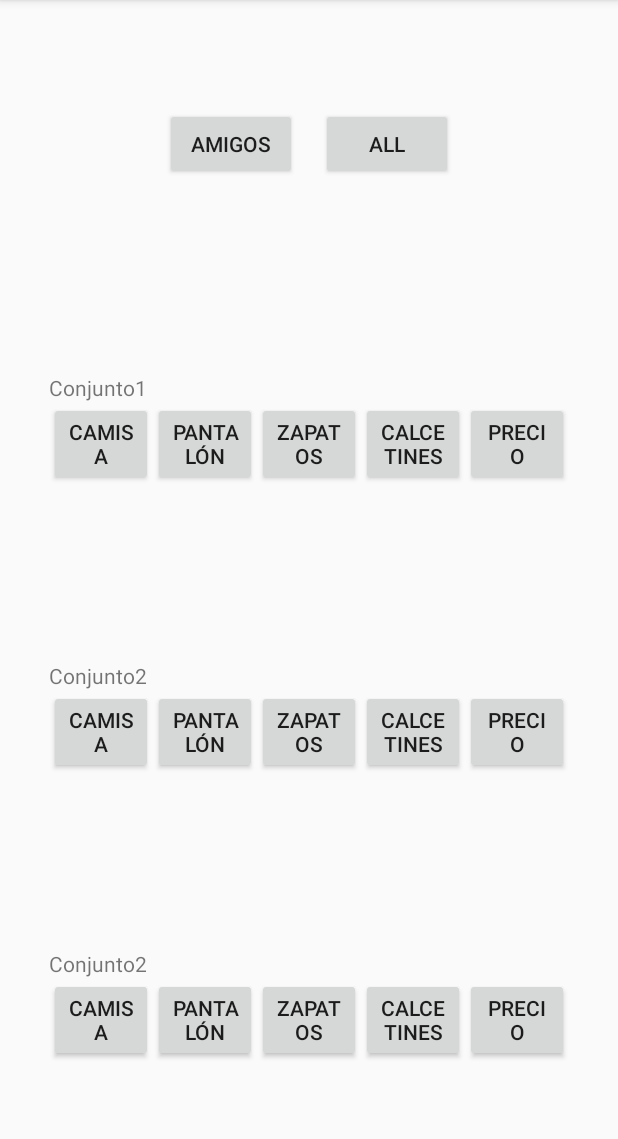
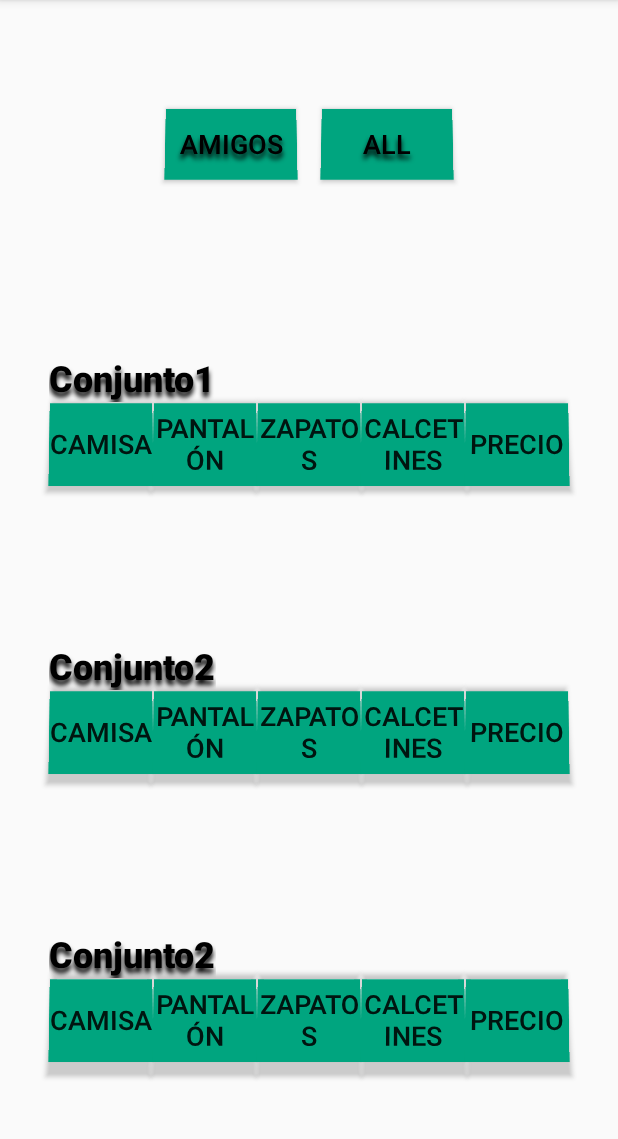
Before and after one commit to sergiomanzanares/ProyectoeProbador, an Android app: the FeedActivity screen opened directly, with no data from a screen before it, on a phone screen of 412 x 824 dp, the part 84-1223 px from its top. Run offline under Robolectric (Android 15) with nearby library versions, the phone set to English and light mode, and no system bars.

Commit message:
Actualizacion visual (colores y pequeños cambios en el texto y en los botones). Actualizados los iconos de las prendas

```diff
--- a/app/src/main/res/layout/activity_feed.xml
+++ b/app/src/main/res/layout/activity_feed.xml
@@ -10,7 +10,14 @@
         android:id="@+id/tvConjuntoArmario1"
         android:layout_width="wrap_content"
         android:layout_height="wrap_content"
+        android:fontFamily="sans-serif-black"
+        android:shadowColor="#000000"
+        android:shadowDx="0"
+        android:shadowDy="5"
+        android:shadowRadius="4"
         android:text="Conjunto1"
+        android:textColor="#000000"
+        android:textSize="24sp"
         app:layout_constraintBottom_toTopOf="@+id/btnCamisaConjuntoFeed1"
         app:layout_constraintStart_toStartOf="@+id/btnCamisaConjuntoFeed1" />
 
@@ -18,7 +25,10 @@
         android:id="@+id/btnCamisaConjuntoFeed1"
         android:layout_width="69dp"
         android:layout_height="56dp"
+        android:background="#00A57F"
+        android:rotationX="10"
         android:text="Camisa"
+        android:textSize="18sp"
         app:layout_constraintBottom_toBottomOf="@+id/btnPantalonConjuntoFeed1"
         app:layout_constraintEnd_toStartOf="@+id/btnPantalonConjuntoFeed1"
         app:layout_constraintTop_toTopOf="@+id/btnPantalonConjuntoFeed1" />
@@ -27,7 +37,10 @@
         android:id="@+id/btnPantalonConjuntoFeed1"
         android:layout_width="69dp"
         android:layout_height="56dp"
+        android:background="#00A57F"
+        android:rotationX="10"
         android:text="Pantalón"
+        android:textSize="18sp"
         app:layout_constraintBottom_toBottomOf="@+id/btnZapatosConjuntoFeed1"
         app:layout_constraintEnd_toStartOf="@+id/btnZapatosConjuntoFeed1"
         app:layout_constraintTop_toTopOf="@+id/btnZapatosConjuntoFeed1" />
@@ -36,7 +49,10 @@
         android:id="@+id/btnZapatosConjuntoFeed1"
         android:layout_width="69dp"
         android:layout_height="56dp"
+        android:background="#00A57F"
+        android:rotationX="10"
         android:text="Zapatos"
+        android:textSize="18sp"
         app:layout_constraintBottom_toTopOf="@+id/guideline19"
         app:layout_constraintEnd_toEndOf="parent"
         app:layout_constraintStart_toStartOf="parent"
@@ -46,7 +62,10 @@
         android:id="@+id/btnCalcetinesConjuntoFeed1"
         android:layout_width="69dp"
         android:layout_height="56dp"
+        android:background="#00A57F"
+        android:rotationX="10"
         android:text="Calcetines"
+        android:textSize="18sp"
         app:layout_constraintBottom_toBottomOf="@+id/btnZapatosConjuntoFeed1"
         app:layout_constraintStart_toEndOf="@+id/btnZapatosConjuntoFeed1"
         app:layout_constraintTop_toTopOf="@+id/btnZapatosConjuntoFeed1" />
@@ -55,7 +74,10 @@
         android:id="@+id/btnPrecioConjuntoFeed1"
         android:layout_width="69dp"
         android:layout_height="56dp"
+        android:background="#00A57F"
+        android:rotationX="10"
         android:text="Precio"
+        android:textSize="18sp"
         app:layout_constraintBottom_toBottomOf="@+id/btnCalcetinesConjuntoFeed1"
         app:layout_constraintStart_toEndOf="@+id/btnCalcetinesConjuntoFeed1"
         app:layout_constraintTop_toTopOf="@+id/btnCalcetinesConjuntoFeed1" />
@@ -64,7 +86,14 @@
         android:id="@+id/tvConjuntoFeed2"
         android:layout_width="wrap_content"
         android:layout_height="wrap_content"
+        android:fontFamily="sans-serif-black"
+        android:shadowColor="#000000"
+        android:shadowDx="0"
+        android:shadowDy="5"
+        android:shadowRadius="4"
         android:text="Conjunto2"
+        android:textColor="#000000"
+        android:textSize="24sp"
         app:layout_constraintBottom_toTopOf="@+id/btnCamisaConjuntoFeed2"
         app:layout_constraintStart_toStartOf="@+id/btnCamisaConjuntoFeed2" />
 
@@ -72,7 +101,10 @@
         android:id="@+id/btnCamisaConjuntoFeed2"
         android:layout_width="69dp"
         android:layout_height="56dp"
+        android:background="#00A57F"
+        android:rotationX="10"
         android:text="Camisa"
+        android:textSize="18sp"
         app:layout_constraintBottom_toBottomOf="@+id/btnPantalonConjuntoFeed2"
         app:layout_constraintEnd_toStartOf="@+id/btnPantalonConjuntoFeed2"
         app:layout_constraintTop_toTopOf="@+id/btnPantalonConjuntoFeed2" />
@@ -81,7 +113,10 @@
         android:id="@+id/btnPantalonConjuntoFeed2"
         android:layout_width="69dp"
         android:layout_height="56dp"
+        android:background="#00A57F"
+        android:rotationX="10"
         android:text="Pantalón"
+        android:textSize="18sp"
         app:layout_constraintBottom_toBottomOf="@+id/btnZapatosConjuntoFeed2"
         app:layout_constraintEnd_toStartOf="@+id/btnZapatosConjuntoFeed2"
         app:layout_constraintTop_toTopOf="@+id/btnZapatosConjuntoFeed2" />
@@ -90,7 +125,10 @@
         android:id="@+id/btnZapatosConjuntoFeed2"
         android:layout_width="69dp"
         android:layout_height="56dp"
+        android:background="#00A57F"
+        android:rotationX="10"
         android:text="Zapatos"
+        android:textSize="18sp"
         app:layout_constraintBottom_toTopOf="@+id/guideline21"
         app:layout_constraintEnd_toEndOf="parent"
         app:layout_constraintStart_toStartOf="parent"
@@ -100,7 +138,10 @@
         android:id="@+id/btnCalcetinesConjuntoFeed2"
         android:layout_width="69dp"
         android:layout_height="56dp"
+        android:background="#00A57F"
+        android:rotationX="10"
         android:text="Calcetines"
+        android:textSize="18sp"
         app:layout_constraintBottom_toBottomOf="@+id/btnZapatosConjuntoFeed2"
         app:layout_constraintStart_toEndOf="@+id/btnZapatosConjuntoFeed2"
         app:layout_constraintTop_toTopOf="@+id/btnZapatosConjuntoFeed2" />
@@ -109,7 +150,10 @@
         android:id="@+id/btnPrecioConjuntoFeed2"
         android:layout_width="69dp"
         android:layout_height="56dp"
+        android:background="#00A57F"
+        android:rotationX="10"
         android:text="Precio"
+        android:textSize="18sp"
         app:layout_constraintBottom_toBottomOf="@+id/btnCalcetinesConjuntoFeed2"
         app:layout_constraintStart_toEndOf="@+id/btnCalcetinesConjuntoFeed2"
         app:layout_constraintTop_toTopOf="@+id/btnCalcetinesConjuntoFeed2" />
@@ -118,7 +162,14 @@
         android:id="@+id/tvConjuntoFeed3"
         android:layout_width="wrap_content"
         android:layout_height="wrap_content"
+        android:fontFamily="sans-serif-black"
+        android:shadowColor="#000000"
+        android:shadowDx="0"
+        android:shadowDy="5"
+        android:shadowRadius="4"
         android:text="Conjunto2"
+        android:textColor="#000000"
+        android:textSize="24sp"
         app:layout_constraintBottom_toTopOf="@+id/btnCamisaConjuntoFeed3"
         app:layout_constraintStart_toStartOf="@+id/btnCamisaConjuntoFeed3" />
 
@@ -126,7 +177,10 @@
         android:id="@+id/btnCamisaConjuntoFeed3"
         android:layout_width="69dp"
         android:layout_height="56dp"
+        android:background="#00A57F"
+        android:rotationX="10"
         android:text="Camisa"
+        android:textSize="18sp"
         app:layout_constraintBottom_toBottomOf="@+id/btnPantalonConjuntoFeed3"
         app:layout_constraintEnd_toStartOf="@+id/btnPantalonConjuntoFeed3"
         app:layout_constraintTop_toTopOf="@+id/btnPantalonConjuntoFeed3" />
@@ -135,7 +189,10 @@
         android:id="@+id/btnPantalonConjuntoFeed3"
         android:layout_width="69dp"
         android:layout_height="56dp"
+        android:background="#00A57F"
+        android:rotationX="10"
         android:text="Pantalón"
+        android:textSize="18sp"
         app:layout_constraintBottom_toBottomOf="@+id/btnZapatosConjuntoFeed3"
         app:layout_constraintEnd_toStartOf="@+id/btnZapatosConjuntoFeed3"
         app:layout_constraintTop_toTopOf="@+id/btnZapatosConjuntoFeed3" />
@@ -144,7 +201,10 @@
         android:id="@+id/btnZapatosConjuntoFeed3"
         android:layout_width="69dp"
         android:layout_height="56dp"
+        android:background="#00A57F"
+        android:rotationX="10"
         android:text="Zapatos"
+        android:textSize="18sp"
         app:layout_constraintBottom_toBottomOf="parent"
         app:layout_constraintEnd_toEndOf="parent"
         app:layout_constraintStart_toStartOf="parent"
@@ -154,7 +214,10 @@
         android:id="@+id/btnCalcetinesConjuntoFeed3"
         android:layout_width="69dp"
         android:layout_height="56dp"
+        android:background="#00A57F"
+        android:rotationX="10"
         android:text="Calcetines"
+        android:textSize="18sp"
         app:layout_constraintBottom_toBottomOf="@+id/btnZapatosConjuntoFeed3"
         app:layout_constraintStart_toEndOf="@+id/btnZapatosConjuntoFeed3"
         app:layout_constraintTop_toTopOf="@+id/btnZapatosConjuntoFeed3" />
@@ -163,7 +226,10 @@
         android:id="@+id/btnPrecioConjuntoFeed3"
         android:layout_width="69dp"
         android:layout_height="56dp"
+        android:background="#00A57F"
+        android:rotationX="10"
         android:text="Precio"
+        android:textSize="18sp"
         app:layout_constraintBottom_toBottomOf="@+id/btnCalcetinesConjuntoFeed3"
         app:layout_constraintStart_toEndOf="@+id/btnCalcetinesConjuntoFeed3"
         app:layout_constraintTop_toTopOf="@+id/btnCalcetinesConjuntoFeed3" />
@@ -174,7 +240,15 @@
         android:layout_height="wrap_content"
         android:layout_marginEnd="8dp"
         android:layout_marginRight="8dp"
+        android:background="#00A57F"
+        android:rotationX="10"
+        android:shadowColor="#000000"
+        android:shadowDx="0"
+        android:shadowDy="5"
+        android:shadowRadius="4"
         android:text="Amigos"
+        android:textColor="#000000"
+        android:textSize="18sp"
         app:layout_constraintBottom_toTopOf="@+id/guideline17"
         app:layout_constraintEnd_toStartOf="@+id/guideline26"
         app:layout_constraintTop_toTopOf="parent" />
@@ -185,7 +259,15 @@
         android:layout_height="wrap_content"
         android:layout_marginStart="8dp"
         android:layout_marginLeft="8dp"
+        android:background="#00A57F"
+        android:rotationX="10"
+        android:shadowColor="#000000"
+        android:shadowDx="0"
+        android:shadowDy="5"
+        android:shadowRadius="4"
         android:text="All"
+        android:textColor="#000000"
+        android:textSize="18sp"
         app:layout_constraintBottom_toTopOf="@+id/guideline17"
         app:layout_constraintStart_toStartOf="@+id/guideline26"
         app:layout_constraintTop_toTopOf="parent" />
--- a/app/src/main/res/layout/activity_probador.xml
+++ b/app/src/main/res/layout/activity_probador.xml
@@ -11,7 +11,9 @@
         android:layout_width="wrap_content"
         android:layout_height="wrap_content"
         android:layout_marginTop="24dp"
-        android:text="Save"
+        android:background="#00A57F"
+        android:rotationX="10"
+        android:text="Guardar"
         app:layout_constraintEnd_toEndOf="parent"
         app:layout_constraintHorizontal_bias="0.049"
         app:layout_constraintStart_toStartOf="parent"
```
Also changed, not shown: app/src/main/res/layout/activity_registro.xml (+41 -9 lines), app/src/main/res/layout/fragment_fragmento_conjunto.xml (+56 -9 lines), app/src/main/res/layout/fragment_profile.xml (+22 -9 lines), app/src/main/res/drawable-v24/jeans.png (added), app/src/main/res/drawable-v24/shirt.png (added), app/src/main/res/drawable-v24/sneakers.png (added), app/src/main/res/drawable/camiseta.jpg (deleted), app/src/main/res/drawable/pantalonm.jpg (deleted), app/src/main/res/drawable/rapatiilla.jpg (deleted).
